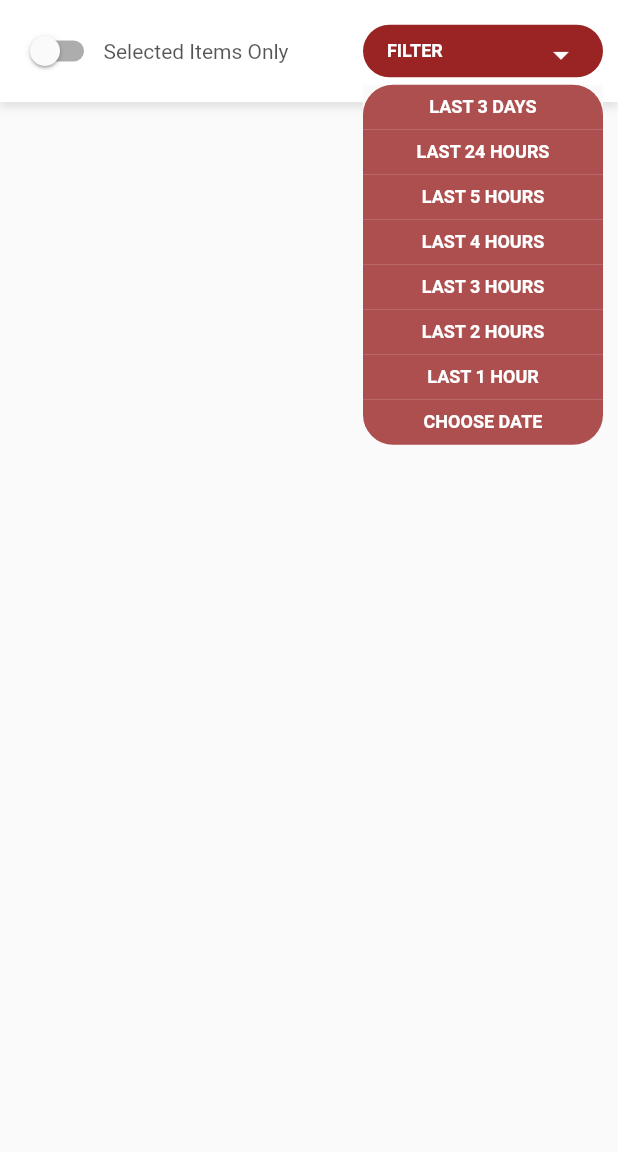
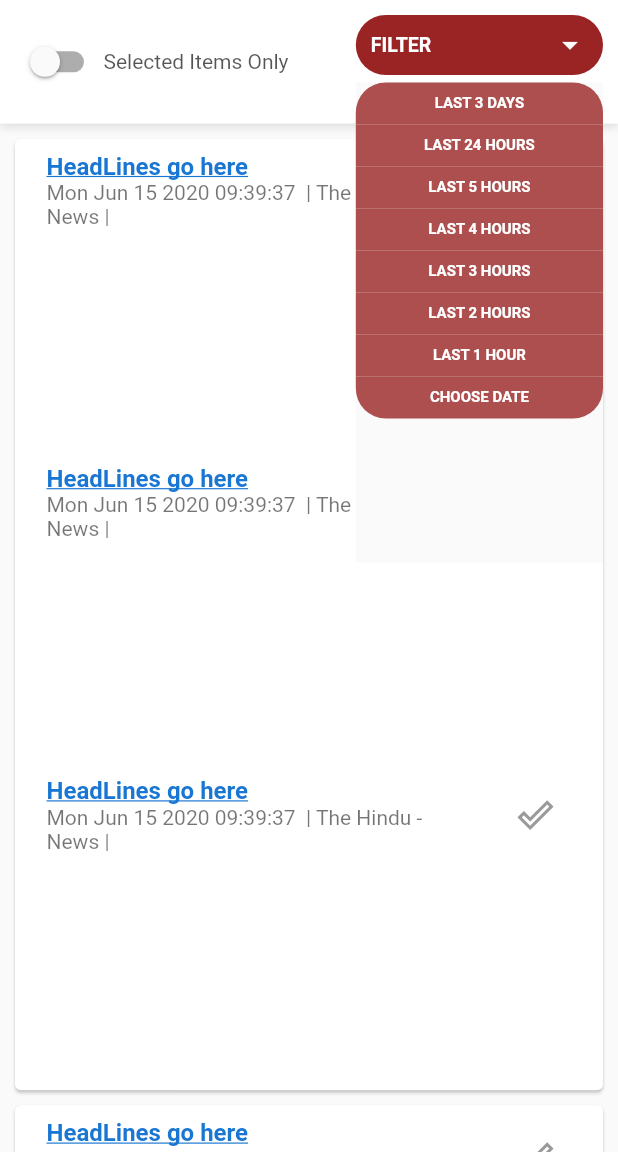
Before and after one commit to vaishu1312/newstuck, a Flutter app: the MyDashBoard screen opened directly, after a tap on "FILTER", on a phone screen of 412 x 824 dp, the part 84-1236 px from its top. Run offline on Flutter 3.47's test engine with Material 2 defaults, Android fonts, the phone set to English and light mode, and no system bars.

Commit message:
Added card

```diff
--- a/lib/main.dart
+++ b/lib/main.dart
@@ -5,7 +5,7 @@ import 'package:newstuck/vaishali/dashboard.dart';
 void main() {
   runApp(MaterialApp(
     debugShowCheckedModeBanner: false,
-    //home: Home(),
-    home:Home(),
+    home: MyDashBoard(),
+    //home:Home(),
   ));
 }
--- a/lib/vaishali/customDrop.dart
+++ b/lib/vaishali/customDrop.dart
@@ -1,6 +1,4 @@
 import 'package:flutter/material.dart';
-//import 'package:newstuck/vaishali/datePicker.dart';
-//import 'package:flutter_datetime_picker/flutter_datetime_picker.dart';
 
 class CustomDropdown extends StatefulWidget {
   @override
@@ -76,29 +74,29 @@ class _CustomDropdownState extends State<CustomDropdown> {
         });
       },
       child: Container(
-        width: 160.0,
-        height: 35.0,
+        width: MediaQuery.of(context).size.width*0.4,
           decoration: BoxDecoration(
             borderRadius: BorderRadius.circular(20),
             color: Color(0xFF9a2424),
           ),
-        padding: const EdgeInsets.symmetric(horizontal: 16, vertical: 8),
+          padding: const EdgeInsets.symmetric(horizontal: 10, vertical: 8),
           child: Row(
+            mainAxisAlignment: MainAxisAlignment.spaceBetween,
             children: <Widget>[
               Text(
                 text.toUpperCase(),
                 style: TextStyle(
                     color: Colors.white,
-                  fontSize: 12,
+                    fontSize: 13,
                     fontWeight: FontWeight.bold),
               ),
-            Spacer(),
               Icon(
                 Icons.arrow_drop_down,
                 color: Colors.white,
               ),
             ],
           ),
+
       ),
     );
   }
@@ -126,41 +124,6 @@ class DropDown extends StatefulWidget {
 }
 
 class DropDownState extends State<DropDown> {
-  /* GlobalKey actionKey;
-  double height, width, xPosition, yPosition;
-  OverlayEntry datePicker;
-  String _date="";
-
-  @override
-  void initState() {
-    actionKey = LabeledGlobalKey('dropdownState');
-    super.initState();
-  }
-
-  void findDropdownData() {
-    RenderBox renderBox = actionKey.currentContext.findRenderObject();
-    height = renderBox.size.height;
-    width = renderBox.size.width;
-    Offset offset = renderBox.localToGlobal(Offset.zero);
-    xPosition = offset.dx;
-    yPosition = offset.dy;
-    print(height);
-    print(width);
-    print(xPosition);
-    print(yPosition);
-  }
-
-  OverlayEntry _createdatePicker() {
-    return OverlayEntry(builder: (context) {
-      return Positioned(
-        left: xPosition,
-        width: width,
-        top: yPosition + height,
-        height: height,
-        child: MyDatePicker(height),
-      );
-    });
-  }*/
 
   @override
   Widget build(BuildContext context) {
@@ -170,7 +133,6 @@ class DropDownState extends State<DropDown> {
           height: 5,
         ),
         Material(
-          //elevation: 20,
           child: Container(
             height: 8 * widget.itemHeight,
             decoration: BoxDecoration(
@@ -258,9 +220,6 @@ class DropDownState extends State<DropDown> {
                       print(d);
                       widget.changeText(d);
                     });
-                    /*findDropdownData();
-                    datePicker = _createdatePicker();
-                    Overlay.of(context).insert(datePicker);*/
                   },
                   child: DropDownItem.last(
                     text: widget.options[7],
@@ -324,7 +283,7 @@ class DropDownItem extends StatelessWidget {
           Text(
             text.toUpperCase(),
             style: TextStyle(
-                color: Colors.white, fontSize: 12, fontWeight: FontWeight.bold),
+                color: Colors.white, fontSize: 10, fontWeight: FontWeight.bold),
           ),
         ],
       ),
--- a/lib/vaishali/dashboard.dart
+++ b/lib/vaishali/dashboard.dart
@@ -3,6 +3,9 @@ import 'package:newstuck/vaishali/appBar.dart';
 //import 'package:newstuck/vaishali/dropdown.dart';
 import 'package:newstuck/vaishali/toggle.dart';
 import 'package:newstuck/vaishali/customDrop.dart';
+import 'package:newstuck/vaishali/headline.dart';
+//import 'package:newstuck/clement_activities/ranks.dart';
+//import 'package:newstuck/clement_activities/tags.dart;
 
 class MyDashBoard extends StatefulWidget {
   MyDashBoard({Key key, this.title}) : super(key: key);
@@ -13,36 +16,65 @@ class MyDashBoard extends StatefulWidget {
 }
 
 class MyDashBoardState extends State<MyDashBoard> {
-
   @override
   Widget build(BuildContext context) {
+    double h = MediaQuery.of(context).size.height;
+    print(MediaQuery.of(context).size.width);
+    print(h);
     return Scaffold(
       appBar: CustomAppBar(),
       body: Container(
         child: Column(children: [
           Container(
+              height: h * 0.1,
               decoration: BoxDecoration(
                 color: Colors.white,
                 boxShadow: [
                   BoxShadow(
                     color: Colors.grey[300],
                     blurRadius: 4,
-                    offset: Offset(0,3),
+                    offset: Offset(0, 3),
                   ),
                 ],
               ),
               padding: EdgeInsets.all(10.0),
               child: Row(
+                mainAxisAlignment: MainAxisAlignment.spaceBetween,
                 children: [
-                  MyToggle(),
-                  Text('Selected Items Only',
-                  style: TextStyle(color: Color(0xAA000000))),
-                  Spacer(),
-                  CustomDropdown(),
-                  //MyDropDown(),
+                  Row(mainAxisAlignment: MainAxisAlignment.start, children: [
+                    MyToggle(),
+                    Text('Selected Items Only',
+                        style: TextStyle(color: Color(0xAA000000))),
+                  ]),
+                  Column(
+                      crossAxisAlignment: CrossAxisAlignment.end,
+                      children: [CustomDropdown()]),
                 ],
               )),
-          Container(
+          Expanded(
+            child: ListView.builder(
+              scrollDirection: Axis.vertical,
+              shrinkWrap: true,
+              itemCount: 4,
+              itemBuilder: (context, index) {
+                return Container(
+                  height: h - CustomAppBar().preferredSize.height - (h * 0.15),
+                  child: Card(
+                      margin: EdgeInsets.fromLTRB(10.0, 10.0, 10.0, 0.0),
+                      child: Padding(
+                          padding: EdgeInsets.all(5.0),
+                          child: Column(
+                            children: [
+                              Expanded(flex: 1, child: HeaderRow()),
+                              Expanded(flex: 1, child: HeaderRow()),
+                              Expanded(flex: 1, child: HeaderRow()),
+                              //rankBar(),
+                              //TagBuild(),
+                            ],
+                          ))),
+                );
+              },
+            ),
           ),
         ]),
       ),
--- a/lib/vaishali/datePicker.dart
+++ /dev/null
@@ -1,33 +0,0 @@
-import 'package:flutter/material.dart';
-
-class MyDatePicker extends StatefulWidget{
-
-  final double height;
-  MyDatePicker(this.height);
-  @override
-  MyDatePickerState createState() => MyDatePickerState();
-}
-
-class MyDatePickerState extends State<MyDatePicker>{
-  @override
-  Widget build(BuildContext context) {
-    return Column(
-      children: <Widget>[
-        SizedBox(
-          height: 5,
-        ),
-        Material(
-          child: Container(
-            height: widget.height,
-            decoration: BoxDecoration(
-              borderRadius: BorderRadius.circular(20),
-            ),
-            child: Column(
-              children: <Widget>[],
-            ),
-          ),
-        ),
-      ],
-    );
-  }
-}
--- /dev/null
+++ b/lib/vaishali/headline.dart
@@ -0,0 +1,55 @@
+import 'package:flutter/material.dart';
+import 'package:url_launcher/url_launcher.dart';
+
+class HeaderRow extends StatefulWidget {
+  @override
+  State<StatefulWidget> createState() => HeaderRowState();
+}
+
+class HeaderRowState extends State<HeaderRow> {
+  bool isPressed = false;
+
+  @override
+  Widget build(BuildContext context) {
+    return ListTile(
+      title: MyLink('HeadLines go here'),
+      subtitle: Text('Mon Jun 15 2020 09:39:37  | The Hindu - News |'),
+      trailing: IconButton(
+          icon: Icon(Icons.done_outline),
+          color: (isPressed) ? Color(0xff00AA00) : Color(0xff9A9A9A),
+          onPressed: () {
+            setState(() {
+              isPressed = !isPressed;
+            });
+          }),
+    );
+  }
+}
+
+class MyLink extends StatelessWidget {
+  MyLink(this.val);
+  final String val;
+  @override
+  Widget build(BuildContext context) {
+    return GestureDetector(
+      onTap: launchURL,
+      child: Text(
+        val,
+        style: TextStyle(
+          decoration: TextDecoration.underline,
+          color: Colors.blue[700],
+          fontWeight: FontWeight.bold,
+        ),
+      ),
+    );
+  }
+
+  launchURL() async {
+    const url = 'https://www.thehindu.com/';
+    if (await canLaunch(url)) {
+      await launch(url);
+    } else {
+      throw 'Could not launch $url';
+    }
+  }
+}
--- a/pubspec.yaml
+++ b/pubspec.yaml
@@ -24,7 +24,7 @@ dependencies:
   flutter:
     sdk: flutter
   http:
-
+  url_launcher: ^5.4.0
 
   # The following adds the Cupertino Icons font to your application.
   # Use with the CupertinoIcons class for iOS style icons.
```
Also changed, not shown: pubspec.lock, 1 other file. Lines whose indentation alone changed are shown as unchanged.
